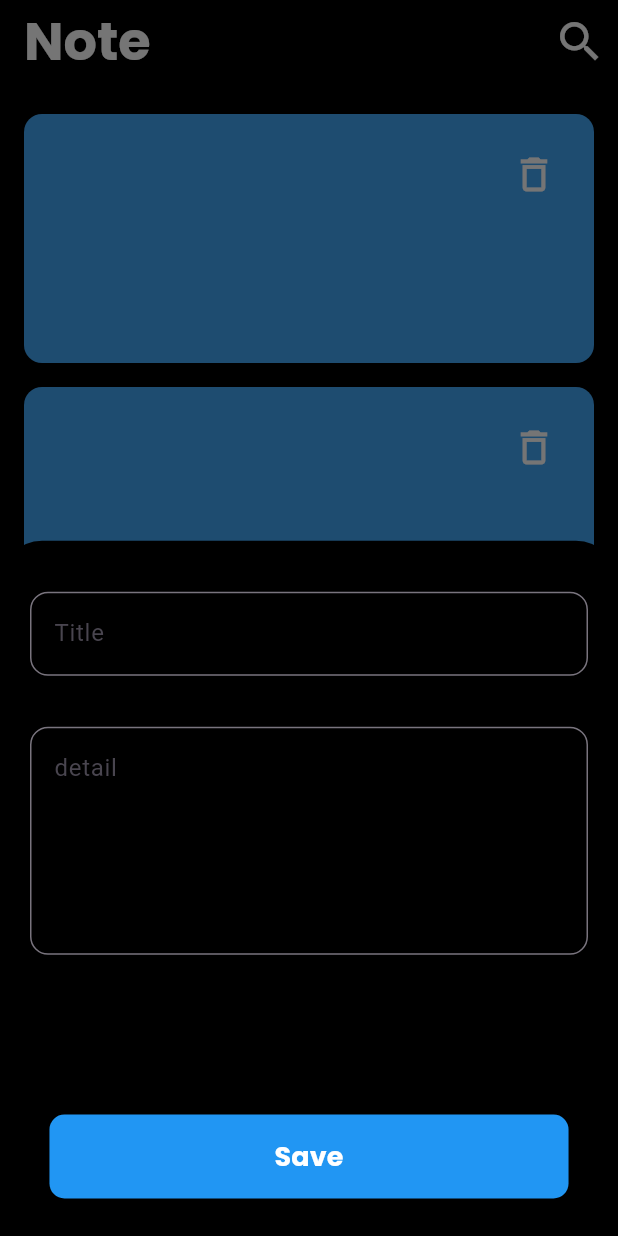
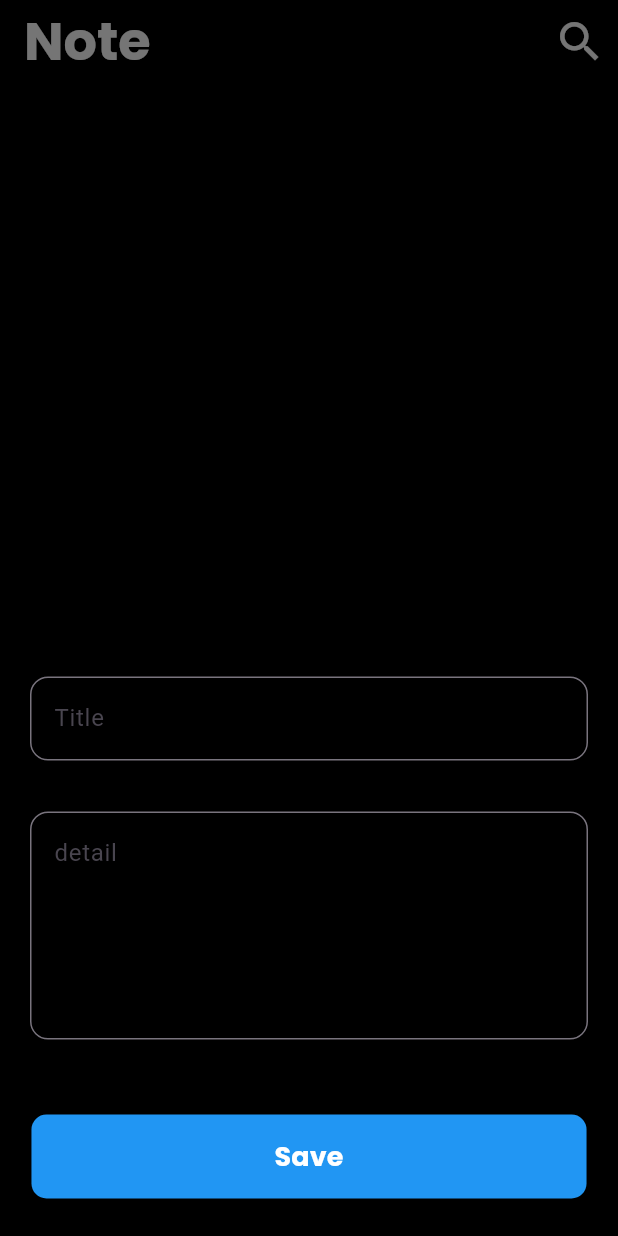
Before and after one commit to mohamedalsamrai/notes, a Flutter app: the screen it shows after launch, after a tap on the "add" icon, on a phone screen of 412 x 824 dp. Run offline on Flutter 3.47's test engine with Material 3 defaults, Android fonts, the phone set to English and light mode, and no system bars; drawn by our look-alikes of modal_progress_hud_nsn; our stand-ins replace bloc, flutter_bloc, hive, hive_flutter; accounts and stored records are empty.

Commit message:
display notes part one

```diff
--- a/lib/components/add_bottom.dart
+++ b/lib/components/add_bottom.dart
@@ -10,7 +10,7 @@ class AddBottom extends StatelessWidget {
       onPressed: action,
       style: ElevatedButton.styleFrom(
         backgroundColor: Colors.blue,
-        padding: const EdgeInsets.symmetric(vertical: 15, horizontal: 150),
+        padding: const EdgeInsets.symmetric(vertical: 15, horizontal: 162),
         shape: RoundedRectangleBorder(
           borderRadius: BorderRadius.circular(10),
         ),
--- a/lib/components/add_note_bottom_sheet_form.dart
+++ b/lib/components/add_note_bottom_sheet_form.dart
@@ -24,9 +24,9 @@ class _AddNoteSheetFormState extends State<AddNoteSheetForm> {
       autovalidateMode: autovalidateMode,
       key: formKey,
       child: Column(
+        mainAxisSize: MainAxisSize.min,
         children: [
-          Expanded(
-            child: ListView(
+          Column(
             children: [
               SizedBox(
                 height: 34,
@@ -49,6 +49,8 @@ class _AddNoteSheetFormState extends State<AddNoteSheetForm> {
               ),
             ],
           ),
+          SizedBox(
+            height: 50,
           ),
           AddBottom(
             action: () {
--- a/lib/components/add_note_botton_sheet.dart
+++ b/lib/components/add_note_botton_sheet.dart
@@ -26,7 +26,10 @@ class AddNoteBottonSheet extends StatelessWidget {
           return ModalProgressHUD(
               inAsyncCall: state is AddNoteLoading ? true : false,
               child: Padding(
-                padding: const EdgeInsets.symmetric(horizontal: 20),
+                padding: EdgeInsets.only(
+                    left: 20,
+                    right: 20,
+                    bottom: MediaQuery.of(context).viewInsets.bottom),
                 child: AddNoteSheetForm(),
               ));
         },
--- a/lib/components/notes_listview.dart
+++ b/lib/components/notes_listview.dart
@@ -1,19 +1,43 @@
 import 'package:flutter/material.dart';
+import 'package:flutter_bloc/flutter_bloc.dart';
 import 'package:notes/components/note_card.dart';
+import 'package:notes/cubits/cubit/notes_cubit.dart';
+import 'package:notes/models/note_model.dart';
 
-class NotesListview extends StatelessWidget {
+class NotesListview extends StatefulWidget {
   const NotesListview({super.key});
 
   @override
+  State<NotesListview> createState() => _NotesListviewState();
+}
+
+class _NotesListviewState extends State<NotesListview> {
+  @override
+  void initState() {
+    BlocProvider.of<NotesCubit>(context).fetchAllNotes();
+    super.initState();
+  }
+
+  @override
   Widget build(BuildContext context) {
+    return BlocBuilder<NotesCubit, NotesState>(
+      builder: (context, state) {
+        List<NoteModel> noteList =
+            BlocProvider.of<NotesCubit>(context).notesList ?? [];
         return ListView.builder(
-      itemCount: 15,
+          itemCount: noteList.length,
           physics: BouncingScrollPhysics(),
           padding: EdgeInsets.only(
             top: 20,
           ),
           itemBuilder: (context, index) {
-        return NoteCard(title: '', detail: '', date: '',);
+            return NoteCard(
+              title: '',
+              detail: '',
+              date: '',
+            );
+          },
+        );
       },
     );
   }
--- /dev/null
+++ b/lib/cubits/cubit/notes_cubit.dart
@@ -0,0 +1,16 @@
+import 'package:bloc/bloc.dart';
+import 'package:hive_flutter/hive_flutter.dart';
+import 'package:meta/meta.dart';
+import 'package:notes/models/note_model.dart';
+
+part 'notes_state.dart';
+
+class NotesCubit extends Cubit<NotesState> {
+  NotesCubit() : super(NotesInitial());
+  List<NoteModel>? notesList;
+  fetchAllNotes() async {
+    var noteBox = Hive.box<NoteModel>("notes_box");
+
+    notesList = noteBox.values.toList();
+  }
+}
--- /dev/null
+++ b/lib/cubits/cubit/notes_state.dart
@@ -0,0 +1,6 @@
+part of 'notes_cubit.dart';
+
+@immutable
+sealed class NotesState {}
+
+final class NotesInitial extends NotesState {}
--- a/lib/pages/note_page.dart
+++ b/lib/pages/note_page.dart
@@ -1,7 +1,9 @@
 import 'package:flutter/material.dart';
+import 'package:flutter_bloc/flutter_bloc.dart';
 import 'package:notes/components/note_appbar.dart';
 import 'package:notes/components/notes_listview.dart';
 import 'package:notes/components/add_note_botton_sheet.dart';
+import 'package:notes/cubits/cubit/notes_cubit.dart';
 
 class NotePage extends StatelessWidget {
   const NotePage({
@@ -10,15 +12,19 @@ class NotePage extends StatelessWidget {
 
   @override
   Widget build(BuildContext context) {
-    return Scaffold(
-      appBar: noteAppBar(title: "Note", icon: Icons.search, actionIcon: () {}),
+    return BlocProvider(
+      create: (context) => NotesCubit(),
+      child: Scaffold(
+        appBar:
+            noteAppBar(title: "Note", icon: Icons.search, actionIcon: () {}),
         body: NotesListview(),
         floatingActionButton: FloatingActionButton(
           onPressed: () {
             showModalBottomSheet(
+              isScrollControlled: true,
               backgroundColor: Colors.black,
               context: context,
-            builder: (context) =>  AddNoteBottonSheet(),
+              builder: (context) => AddNoteBottonSheet(),
             );
           },
           backgroundColor: Colors.black,
@@ -32,6 +38,7 @@ class NotePage extends StatelessWidget {
             color: Colors.white,
           ),
         ),
+      ),
     );
   }
 }
```
Lines whose indentation alone changed are shown as unchanged.
